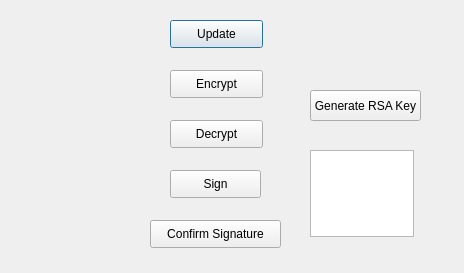
Old version of the form Functions.ui in the repository minhhuy00600/ANMT_Project1.
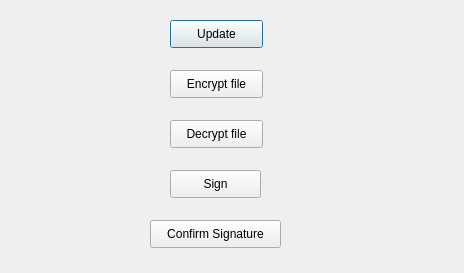
New version of the form.

Commit message: Xong Update UI và Browser được file cần encrypt

Patch:
```diff
--- a/Functions.ui
+++ b/Functions.ui
@@ -42,7 +42,7 @@
     <cursorShape>PointingHandCursor</cursorShape>
    </property>
    <property name="text">
-    <string>Encrypt</string>
+    <string>Encrypt file</string>
    </property>
   </widget>
   <widget class="QPushButton" name="Decrypt">
@@ -58,7 +58,7 @@
     <cursorShape>PointingHandCursor</cursorShape>
    </property>
    <property name="text">
-    <string>Decrypt</string>
+    <string>Decrypt file</string>
    </property>
   </widget>
   <widget class="QPushButton" name="ConfirmSignature">
@@ -93,38 +93,6 @@
     <string>Sign</string>
    </property>
   </widget>
-  <widget class="QPushButton" name="generate_key">
-   <property name="geometry">
-    <rect>
-     <x>310</x>
-     <y>90</y>
-     <width>111</width>
-     <height>31</height>
-    </rect>
-   </property>
-   <property name="cursor">
-    <cursorShape>PointingHandCursor</cursorShape>
-   </property>
-   <property name="text">
-    <string>Generate RSA Key</string>
-   </property>
-  </widget>
-  <widget class="QTextEdit" name="noti_text">
-   <property name="geometry">
-    <rect>
-     <x>310</x>
-     <y>150</y>
-     <width>104</width>
-     <height>87</height>
-    </rect>
-   </property>
-   <property name="toolTipDuration">
-    <number>-1</number>
-   </property>
-   <property name="readOnly">
-    <bool>true</bool>
-   </property>
-  </widget>
  </widget>
  <resources/>
  <connections/>
```
The commit also changes 8 other files.
